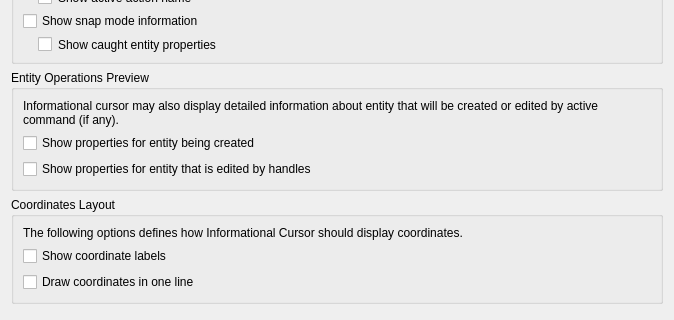
First picture: the form in librecad/src/ui/dialogs/settings/options_drafting/pages/lc_settings_page_drafting_behavior_info_cursor.ui, repository sand1024/LibreCAD, before the edit; both pictures show x 0 to 674 and y 319 to 639 of the 674 by 639 pixel window.
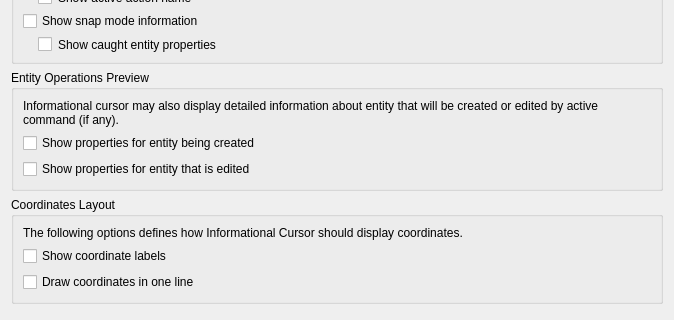
Second picture: the form after the edit.

Diff of the .ui file:
```diff
--- a/librecad/src/ui/dialogs/settings/options_drafting/pages/lc_settings_page_drafting_behavior_info_cursor.ui
+++ b/librecad/src/ui/dialogs/settings/options_drafting/pages/lc_settings_page_drafting_behavior_info_cursor.ui
@@ -215,7 +215,7 @@
 dragging or editing entities will be shown.</string>
         </property>
         <property name="text">
-         <string>Show properties for entity that is edited by handles</string>
+         <string>Show properties for entity that is edited</string>
         </property>
        </widget>
       </item>
```
